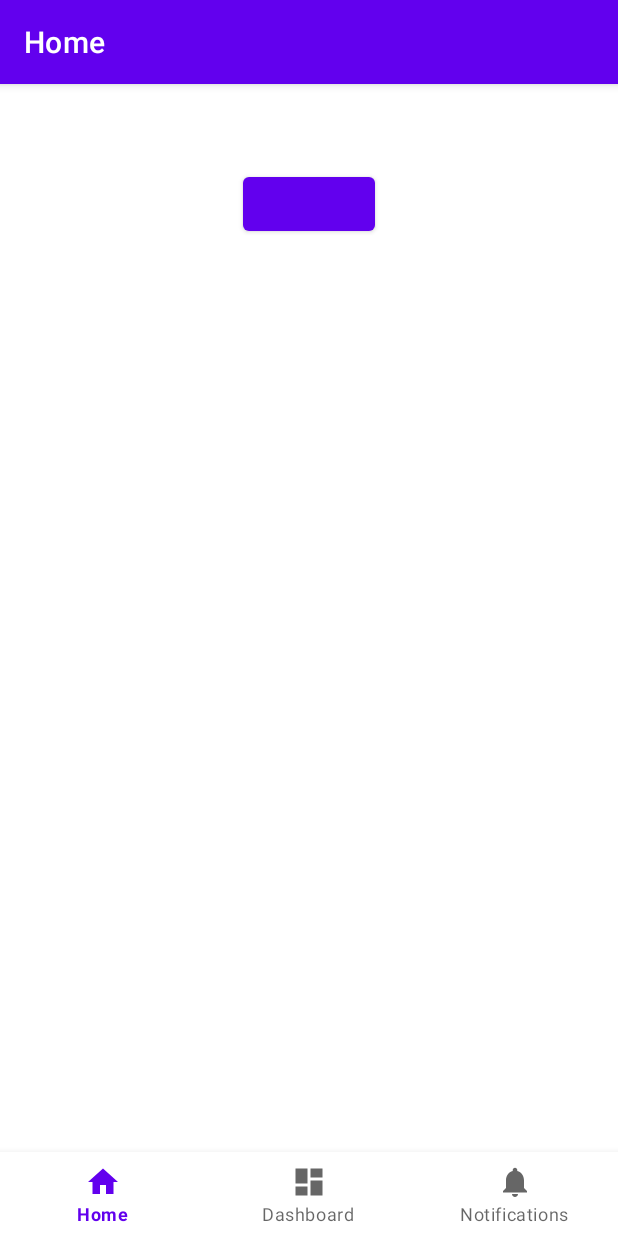
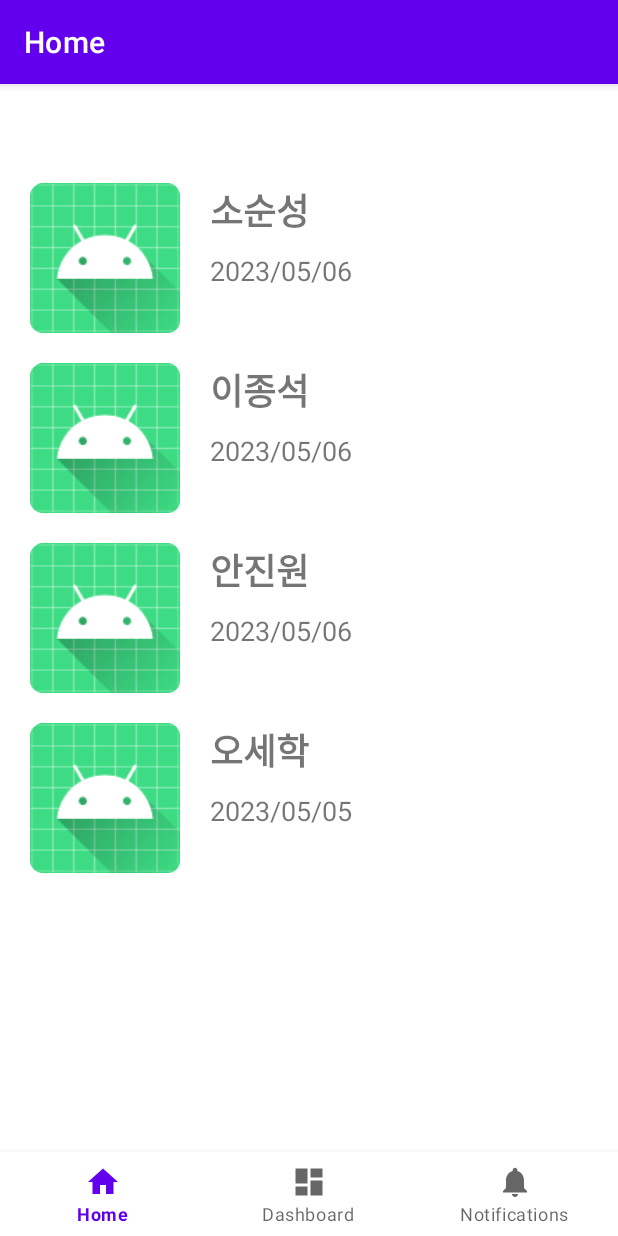
Before and after one commit to sehako/Doorlock, an Android app: the screen it shows after launch (MainActivity), on a phone screen of 412 x 824 dp. Run offline under Robolectric (Android 15) with nearby library versions, the phone set to English and light mode, and no system bars; our stand-ins replace navigation-ui.

Commit message:
리사이클러뷰 구현 완료

```diff
--- /dev/null
+++ b/app/src/main/java/com/example/doorlock/UserListAdapter.kt
@@ -0,0 +1,41 @@
+package com.example.doorlock
+
+import android.content.Context
+import android.view.LayoutInflater
+import android.view.View
+import android.view.ViewGroup
+import android.widget.ImageView
+import android.widget.TextView
+import androidx.recyclerview.widget.RecyclerView
+
+class UserListAdapter(val context: Context, val userList: ArrayList<Users>) : RecyclerView.Adapter<UserListAdapter.Holder>() {
+
+    override fun onCreateViewHolder(parent: ViewGroup, viewType: Int): Holder {
+        val view = LayoutInflater.from(context).inflate(R.layout.user_item, parent, false)
+        return Holder(view)
+    }
+
+    override fun getItemCount(): Int {
+        return userList.size
+    }
+
+    override fun onBindViewHolder(holder: Holder, position: Int) {
+        holder?.bind(userList[position], context)
+    }
+    inner class Holder(itemView: View) : RecyclerView.ViewHolder(itemView) {
+        val name = itemView.findViewById<TextView>(R.id.tv_name)
+        val date = itemView.findViewById<TextView>(R.id.tv_date)
+        val img = itemView.findViewById<ImageView>(R.id.img_photo)
+
+        fun bind (userList: Users, context: Context) {
+            if (userList.img != "") {
+                val resourceId = context.resources.getIdentifier(userList.img, "drawable", context.packageName)
+                img?.setImageResource(resourceId)
+            } else {
+                img?.setImageResource(R.mipmap.ic_launcher)
+            }
+            name.text = userList.name
+            date.text = userList.date
+        }
+    }
+}
--- a/app/src/main/java/com/example/doorlock/ui/home/HomeFragment.kt
+++ b/app/src/main/java/com/example/doorlock/ui/home/HomeFragment.kt
@@ -1,23 +1,26 @@
 package com.example.doorlock.ui.home
 
 import android.app.AlertDialog
-import android.content.Intent
 import android.os.Bundle
-import android.provider.MediaStore
 import android.view.LayoutInflater
 import android.view.View
 import android.view.ViewGroup
 import android.widget.Button
-import android.widget.TextView
 import android.widget.Toast
-import androidx.camera.core.ImageCapture
 import androidx.fragment.app.Fragment
-import androidx.lifecycle.ViewModelProvider
+import androidx.recyclerview.widget.LinearLayoutManager
+import androidx.recyclerview.widget.RecyclerView
 import com.example.doorlock.R
-import com.example.doorlock.databinding.FragmentHomeBinding
+import com.example.doorlock.UserListAdapter
+import com.example.doorlock.Users
 
 class HomeFragment : Fragment() {
-    val REQUEST_IMAGE_CAPTURE = 1
+    var userList = arrayListOf<Users>(
+        Users("소순성", "2023/05/06", ""),
+        Users("이종석", "2023/05/06", ""),
+        Users("안진원", "2023/05/06", ""),
+        Users("오세학", "2023/05/05", "")
+    )
 
     override fun onCreateView(
         inflater: LayoutInflater,
@@ -25,9 +28,16 @@ class HomeFragment : Fragment() {
         savedInstanceState: Bundle?
     ): View {
         val view = inflater.inflate(R.layout.fragment_home, container, false)
-        val camerabtn: Button = view.findViewById(R.id.camera_test)
+        val users: RecyclerView = view.findViewById(R.id.rv_profile)
 
-        camerabtn.setOnClickListener(View.OnClickListener {
+        val userAdapter = UserListAdapter(requireContext(), userList)
+        users.adapter = userAdapter
+
+        val linearmanager = LinearLayoutManager(requireContext())
+        users.layoutManager = linearmanager
+
+        val add: Button = view.findViewById(R.id.camera_test)
+        add.setOnClickListener(View.OnClickListener {
             val items = arrayOf("사진 촬영", "갤러리")
             val builder = AlertDialog.Builder(context)
                 .setTitle("사용자 추가").setItems(items) { dialog, which ->
@@ -41,8 +51,6 @@ class HomeFragment : Fragment() {
             builder.show()
             }
         )
-
-
         return view
     }
 }
--- a/app/src/main/res/layout/fragment_home.xml
+++ b/app/src/main/res/layout/fragment_home.xml
@@ -21,9 +21,11 @@
         android:id="@+id/camera_test"
         android:layout_width="wrap_content"
         android:layout_height="wrap_content"
-        app:layout_constraintTop_toTopOf="parent"
-        app:layout_constraintLeft_toLeftOf="parent"
-        app:layout_constraintRight_toRightOf="parent"
+        android:text="add"
+        app:layout_constraintTop_toTopOf="@+id/rv_profile"
+        app:layout_constraintLeft_toLeftOf="@+id/rv_profile"
+        app:layout_constraintRight_toRightOf="@+id/rv_profile"
+        android:visibility="invisible"
         />
 
 </androidx.constraintlayout.widget.ConstraintLayout>
```
Also changed, not shown: app/src/main/java/com/example/doorlock/UserRvAdapter.kt (deleted, +0 -38 lines), app/src/main/java/com/example/doorlock/Users.kt (+1 -7 lines).
